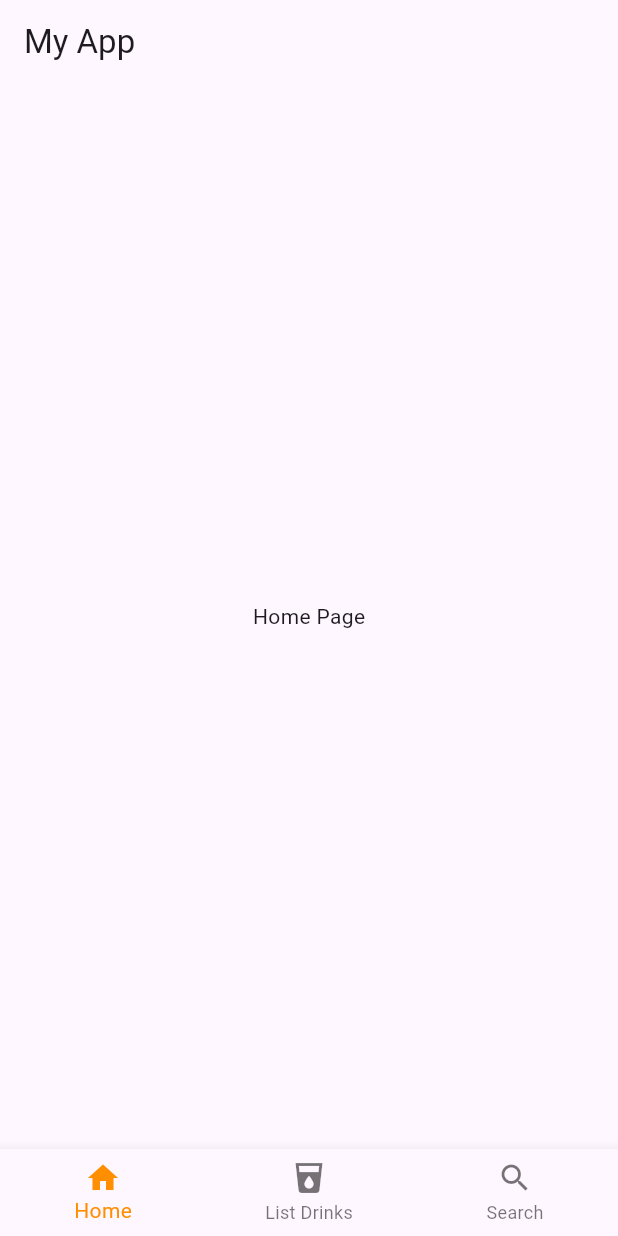
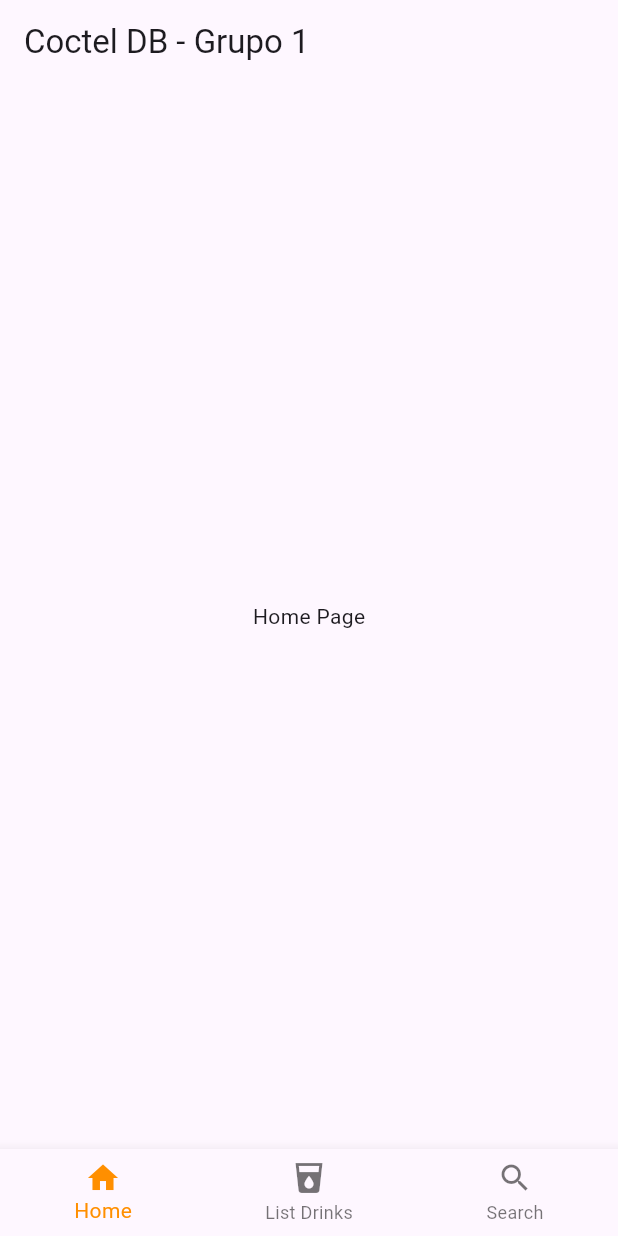
Before and after one commit to G-juss/Laboratorio2, a Flutter app: the screen it shows after launch, on a phone screen of 412 x 824 dp. Run offline on Flutter 3.47's test engine with Material 3 defaults, Android fonts, the light colour scheme and no system bars.

Commit message:
Cambios mínimos en main

```diff
--- a/lib/main.dart
+++ b/lib/main.dart
@@ -45,7 +45,7 @@
   Widget build(BuildContext context) {
     return Scaffold(
       appBar: AppBar(
-        title: const Text('My App'),
+        title: const Text('Coctel DB - Grupo 1'),
       ),
       body: Center(
         child: _widgetOptions.elementAt(_selectedIndex),
```
